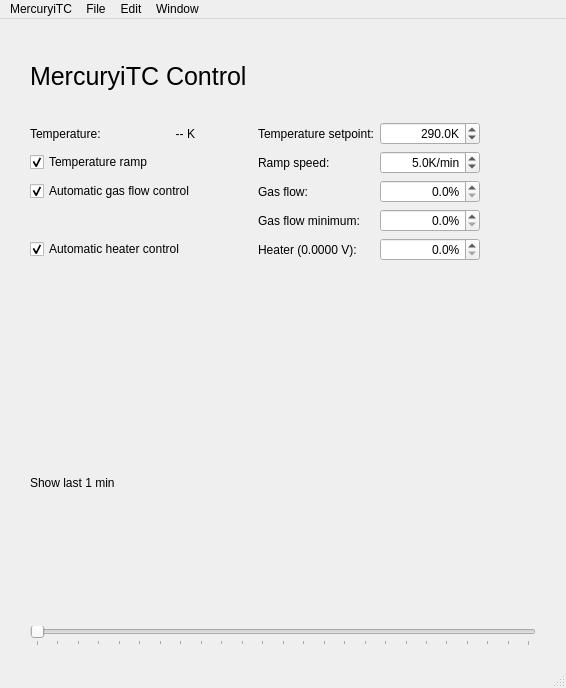
Old version of the form mercurygui/main.ui in the repository OE-FET/mercurygui.
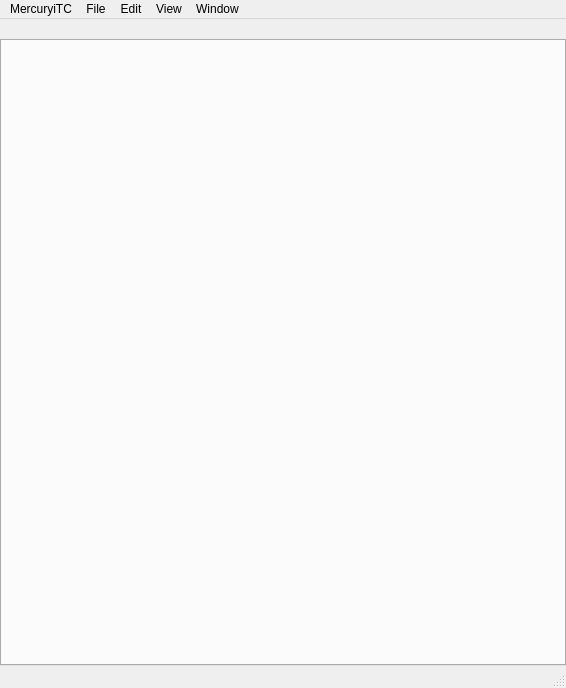
New version of the form. Custom widgets are drawn as their Qt base class.

Commit message: show tabs for separate modules

```diff
--- a/mercurygui/main.ui
+++ b/mercurygui/main.ui
@@ -25,370 +25,10 @@
      <number>0</number>
     </property>
     <property name="bottomMargin">
-     <number>20</number>
+     <number>0</number>
     </property>
-    <item row="2" column="0">
-     <layout class="QGridLayout" name="gridLayoutTop">
-      <property name="leftMargin">
-       <number>30</number>
-      </property>
-      <property name="rightMargin">
-       <number>30</number>
-      </property>
-      <item row="2" column="3" rowspan="5">
-       <spacer name="horizontalSpacer_1">
-        <property name="orientation">
-         <enum>Qt::Horizontal</enum>
-        </property>
-        <property name="sizeType">
-         <enum>QSizePolicy::Expanding</enum>
-        </property>
-        <property name="sizeHint" stdset="0">
-         <size>
-          <width>4</width>
-          <height>0</height>
-         </size>
-        </property>
-       </spacer>
-      </item>
-      <item row="2" column="0">
-       <widget class="QLabel" name="t1_label">
-        <property name="maximumSize">
-         <size>
-          <width>90</width>
-          <height>16777215</height>
-         </size>
-        </property>
-        <property name="text">
-         <string>Temperature:</string>
-        </property>
-       </widget>
-      </item>
-      <item row="6" column="0" colspan="3">
-       <widget class="QCheckBox" name="h2_checkbox">
-        <property name="text">
-         <string>Automatic heater control</string>
-        </property>
-        <property name="checked">
-         <bool>true</bool>
-        </property>
-       </widget>
-      </item>
-      <item row="2" column="1" colspan="2">
-       <widget class="QLabel" name="t1_reading">
-        <property name="minimumSize">
-         <size>
-          <width>60</width>
-          <height>0</height>
-         </size>
-        </property>
-        <property name="text">
-         <string>-- K</string>
-        </property>
-        <property name="alignment">
-         <set>Qt::AlignRight|Qt::AlignTrailing|Qt::AlignVCenter</set>
-        </property>
-       </widget>
-      </item>
-      <item row="5" column="4">
-       <widget class="QLabel" name="gf3_label">
-        <property name="text">
-         <string>Gas flow minimum:</string>
-        </property>
-       </widget>
-      </item>
-      <item row="2" column="5">
-       <widget class="ReadingDSpinBox" name="t2_edit">
-        <property name="minimumSize">
-         <size>
-          <width>100</width>
-          <height>0</height>
-         </size>
-        </property>
-        <property name="alignment">
-         <set>Qt::AlignRight|Qt::AlignTrailing|Qt::AlignVCenter</set>
-        </property>
-        <property name="suffix">
-         <string>K</string>
-        </property>
-        <property name="decimals">
-         <number>1</number>
-        </property>
-        <property name="minimum">
-         <double>4.000000000000000</double>
-        </property>
-        <property name="maximum">
-         <double>300.000000000000000</double>
-        </property>
-        <property name="value">
-         <double>290.000000000000000</double>
-        </property>
-       </widget>
-      </item>
-      <item row="0" column="0" colspan="7">
-       <widget class="QLabel" name="labelTitle">
-        <property name="font">
-         <font>
-          <pointsize>19</pointsize>
-         </font>
-        </property>
-        <property name="text">
-         <string>MercuryiTC Control</string>
-        </property>
-       </widget>
-      </item>
-      <item row="6" column="5">
-       <widget class="ReadingDSpinBox" name="h1_edit">
-        <property name="minimumSize">
-         <size>
-          <width>100</width>
-          <height>0</height>
-         </size>
-        </property>
-        <property name="alignment">
-         <set>Qt::AlignRight|Qt::AlignTrailing|Qt::AlignVCenter</set>
-        </property>
-        <property name="suffix">
-         <string>%</string>
-        </property>
-        <property name="decimals">
-         <number>1</number>
-        </property>
-        <property name="minimum">
-         <double>0.000000000000000</double>
-        </property>
-        <property name="maximum">
-         <double>100.000000000000000</double>
-        </property>
-        <property name="value">
-         <double>0.000000000000000</double>
-        </property>
-       </widget>
-      </item>
-      <item row="5" column="5">
-       <widget class="ReadingDSpinBox" name="gf3_edit">
-        <property name="minimumSize">
-         <size>
-          <width>100</width>
-          <height>0</height>
-         </size>
-        </property>
-        <property name="alignment">
-         <set>Qt::AlignRight|Qt::AlignTrailing|Qt::AlignVCenter</set>
-        </property>
-        <property name="suffix">
-         <string>%</string>
-        </property>
-        <property name="decimals">
-         <number>1</number>
-        </property>
-       </widget>
-      </item>
-      <item row="2" column="6" rowspan="5">
-       <spacer name="horizontalSpacer_2">
-        <property name="orientation">
-         <enum>Qt::Horizontal</enum>
-        </property>
-        <property name="sizeType">
-         <enum>QSizePolicy::Expanding</enum>
-        </property>
-        <property name="sizeHint" stdset="0">
-         <size>
-          <width>0</width>
-          <height>0</height>
-         </size>
-        </property>
-       </spacer>
-      </item>
-      <item row="4" column="4">
-       <widget class="QLabel" name="gf1_label">
-        <property name="text">
-         <string>Gas flow:</string>
-        </property>
-       </widget>
-      </item>
-      <item row="2" column="4">
-       <widget class="QLabel" name="t2_label">
-        <property name="text">
-         <string>Temperature setpoint:</string>
-        </property>
-       </widget>
-      </item>
-      <item row="3" column="4">
-       <widget class="QLabel" name="r1_label">
-        <property name="text">
-         <string>Ramp speed:</string>
-        </property>
-       </widget>
-      </item>
-      <item row="1" column="0" colspan="7">
-       <spacer name="verticalSpacer">
-        <property name="orientation">
-         <enum>Qt::Vertical</enum>
-        </property>
-        <property name="sizeType">
-         <enum>QSizePolicy::Fixed</enum>
-        </property>
-        <property name="sizeHint" stdset="0">
-         <size>
-          <width>2</width>
-          <height>3</height>
-         </size>
-        </property>
-       </spacer>
-      </item>
-      <item row="7" column="0" colspan="7">
-       <widget class="QLabel" name="alarm_label">
-        <property name="minimumSize">
-         <size>
-          <width>0</width>
-          <height>25</height>
-         </size>
-        </property>
-        <property name="styleSheet">
-         <string notr="true">color: red</string>
-        </property>
-        <property name="text">
-         <string/>
-        </property>
-        <property name="alignment">
-         <set>Qt::AlignBottom|Qt::AlignLeading|Qt::AlignLeft</set>
-        </property>
-       </widget>
-      </item>
-      <item row="6" column="4">
-       <widget class="QLabel" name="h1_label">
-        <property name="text">
-         <string>Heater (0.0000 V):</string>
-        </property>
-       </widget>
-      </item>
-      <item row="4" column="0" colspan="3">
-       <widget class="QCheckBox" name="gf2_checkbox">
-        <property name="text">
-         <string>Automatic gas flow control</string>
-        </property>
-        <property name="checked">
-         <bool>true</bool>
-        </property>
-       </widget>
-      </item>
-      <item row="3" column="5">
-       <widget class="ReadingDSpinBox" name="r1_edit">
-        <property name="minimumSize">
-         <size>
-          <width>100</width>
-          <height>0</height>
-         </size>
-        </property>
-        <property name="alignment">
-         <set>Qt::AlignRight|Qt::AlignTrailing|Qt::AlignVCenter</set>
-        </property>
-        <property name="suffix">
-         <string>K/min</string>
-        </property>
-        <property name="decimals">
-         <number>1</number>
-        </property>
-        <property name="minimum">
-         <double>0.000000000000000</double>
-        </property>
-        <property name="maximum">
-         <double>20.000000000000000</double>
-        </property>
-        <property name="value">
-         <double>5.000000000000000</double>
-        </property>
-       </widget>
-      </item>
-      <item row="4" column="5">
-       <widget class="ReadingDSpinBox" name="gf1_edit">
-        <property name="minimumSize">
-         <size>
-          <width>100</width>
-          <height>0</height>
-         </size>
-        </property>
-        <property name="alignment">
-         <set>Qt::AlignRight|Qt::AlignTrailing|Qt::AlignVCenter</set>
-        </property>
-        <property name="suffix">
-         <string>%</string>
-        </property>
-        <property name="decimals">
-         <number>1</number>
-        </property>
-        <property name="minimum">
-         <double>0.000000000000000</double>
-        </property>
-        <property name="maximum">
-         <double>100.000000000000000</double>
-        </property>
-        <property name="value">
-         <double>0.000000000000000</double>
-        </property>
-       </widget>
-      </item>
-      <item row="3" column="0" colspan="3">
-       <widget class="QCheckBox" name="r2_checkbox">
-        <property name="text">
-         <string>Temperature ramp</string>
-        </property>
-        <property name="checked">
-         <bool>true</bool>
-        </property>
-       </widget>
-      </item>
-     </layout>
-    </item>
-    <item row="3" column="0">
-     <layout class="QGridLayout" name="gridLayoutCanvas">
-      <property name="spacing">
-       <number>0</number>
-      </property>
-     </layout>
-    </item>
     <item row="4" column="0">
-     <layout class="QGridLayout" name="gridLayoutBottom">
-      <property name="leftMargin">
-       <number>30</number>
-      </property>
-      <property name="rightMargin">
-       <number>30</number>
-      </property>
-      <item row="1" column="0">
-       <widget class="QSlider" name="horizontalSlider">
-        <property name="sizePolicy">
-         <sizepolicy hsizetype="Expanding" vsizetype="Fixed">
-          <horstretch>0</horstretch>
-          <verstretch>0</verstretch>
-         </sizepolicy>
-        </property>
-        <property name="minimum">
-         <number>1</number>
-        </property>
-        <property name="maximum">
-         <number>1440</number>
-        </property>
-        <property name="orientation">
-         <enum>Qt::Horizontal</enum>
-        </property>
-        <property name="tickPosition">
-         <enum>QSlider::TicksBelow</enum>
-        </property>
-        <property name="tickInterval">
-         <number>60</number>
-        </property>
-       </widget>
-      </item>
-      <item row="0" column="0">
-       <widget class="QLabel" name="timeLabel">
-        <property name="text">
-         <string>Show last 1 min</string>
-        </property>
-       </widget>
-      </item>
-     </layout>
+     <widget class="QTabWidget" name="tabWidget"/>
     </item>
    </layout>
   </widget>
@@ -433,9 +73,24 @@
     <addaction name="actionMinimize"/>
     <addaction name="actionZoom"/>
    </widget>
+   <widget class="QMenu" name="menuView">
+    <property name="title">
+     <string>View</string>
+    </property>
+    <widget class="QMenu" name="menuUpdate_Frequency">
+     <property name="title">
+      <string>Update Frequency</string>
+     </property>
+     <addaction name="actionUpdateVeryOften"/>
+     <addaction name="actionUpdateOften"/>
+     <addaction name="actionUpdateNormally"/>
+    </widget>
+    <addaction name="menuUpdate_Frequency"/>
+   </widget>
    <addaction name="menu_MercuryiTC"/>
    <addaction name="menu_File"/>
    <addaction name="menu_Edit"/>
+   <addaction name="menuView"/>
    <addaction name="menuWindow"/>
   </widget>
   <widget class="QStatusBar" name="statusbar">
@@ -507,24 +162,6 @@
    </property>
   </action>
  </widget>
- <customwidgets>
-  <customwidget>
-   <class>ReadingDSpinBox</class>
-   <extends>QDoubleSpinBox</extends>
-   <header>mercurygui.pyqt_labutils.scientific_spinbox.h</header>
-  </customwidget>
- </customwidgets>
- <tabstops>
-  <tabstop>r2_checkbox</tabstop>
-  <tabstop>gf2_checkbox</tabstop>
-  <tabstop>h2_checkbox</tabstop>
-  <tabstop>t2_edit</tabstop>
-  <tabstop>r1_edit</tabstop>
-  <tabstop>gf1_edit</tabstop>
-  <tabstop>gf3_edit</tabstop>
-  <tabstop>h1_edit</tabstop>
-  <tabstop>horizontalSlider</tabstop>
- </tabstops>
  <resources/>
  <connections>
   <connection>
```
Left out of the diff: 31 changed lines with no effect on the pictures. The commit also changes 7 other files.
